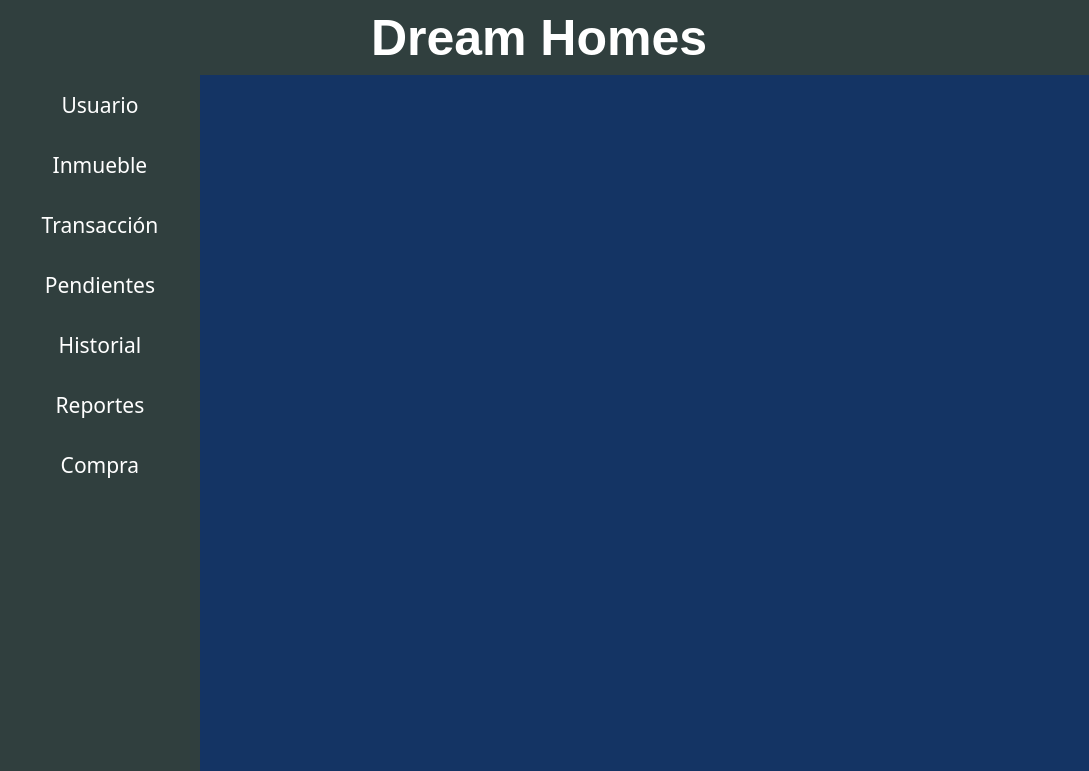
This is view/menu_principal.ui in JhustynC/TF_BaseDeDatos as Qt 5 draws it before an edit. The edited form follows.
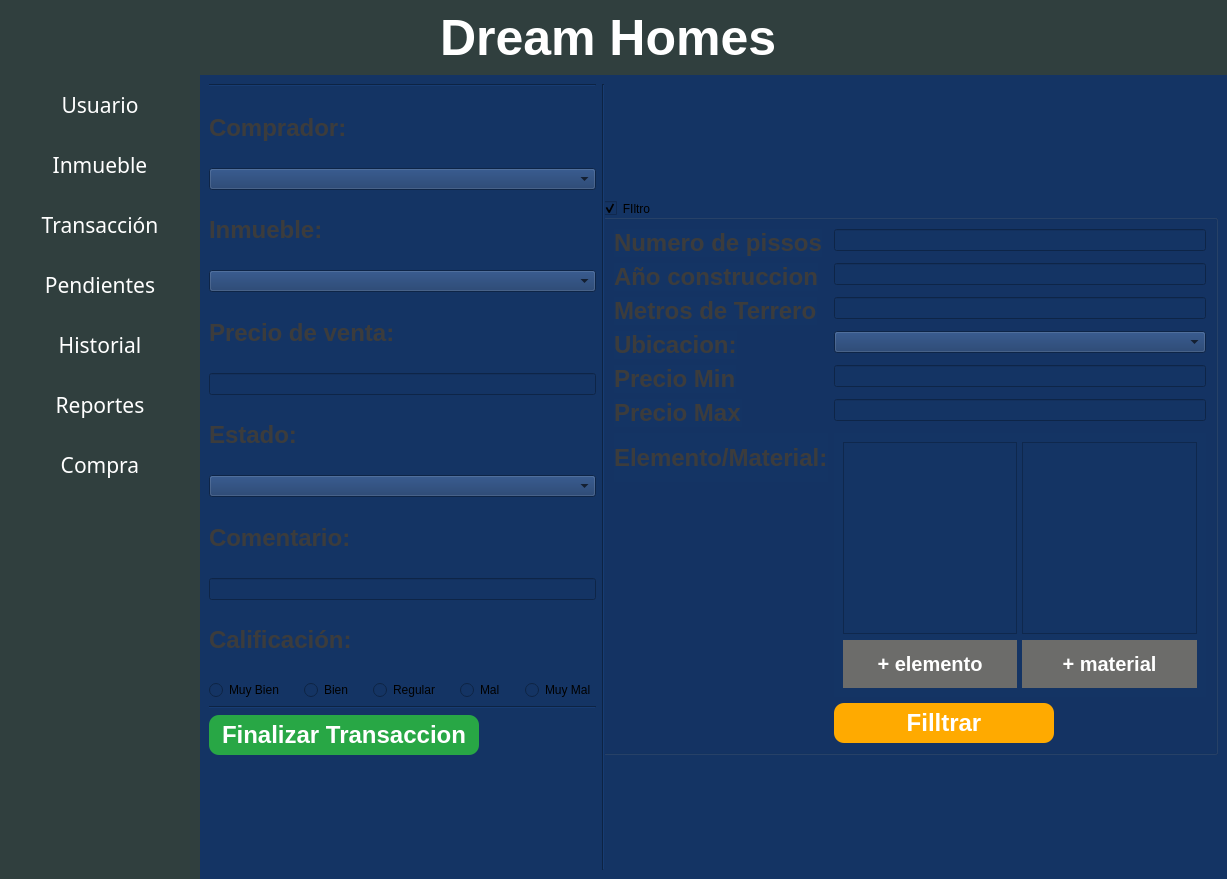
This is the edited form. The open tabs and pages were chosen to show the change. Icons and pictures are not drawn.

```diff
--- a/view/menu_principal.ui
+++ b/view/menu_principal.ui
@@ -9,8 +9,8 @@
    <rect>
     <x>0</x>
     <y>0</y>
-    <width>1089</width>
-    <height>771</height>
+    <width>1227</width>
+    <height>879</height>
    </rect>
   </property>
   <property name="mouseTracking">
@@ -1442,59 +1442,42 @@
 
 </string>
                     </property>
-                    <layout class="QVBoxLayout" name="verticalLayout_15">
-                     <item>
-                      <layout class="QHBoxLayout" name="horizontalLayout_5">
+                    <layout class="QGridLayout" name="gridLayout_10">
+                     <item row="0" column="0">
+                      <widget class="Line" name="line_2">
+                       <property name="orientation">
+                        <enum>Qt::Horizontal</enum>
+                       </property>
+                      </widget>
+                     </item>
+                     <item row="1" column="0">
+                      <widget class="Line" name="line">
+                       <property name="orientation">
+                        <enum>Qt::Horizontal</enum>
+                       </property>
+                      </widget>
+                     </item>
+                     <item row="3" column="0">
+                      <layout class="QHBoxLayout" name="horizontalLayout_11">
                        <item>
-                        <layout class="QFormLayout" name="formLayout_6">
-                         <item row="0" column="0">
-                          <widget class="QLabel" name="label_34">
-                           <property name="text">
-                            <string>Clave Castral:</string>
-                           </property>
-                          </widget>
-                         </item>
-                         <item row="0" column="1">
-                          <widget class="QLineEdit" name="lineEdit_13">
-                           <property name="enabled">
-                            <bool>false</bool>
-                           </property>
-                          </widget>
-                         </item>
-                         <item row="1" column="0">
-                          <widget class="QLabel" name="label">
-                           <property name="text">
-                            <string>Precio de venta:</string>
-                           </property>
-                          </widget>
-                         </item>
-                         <item row="1" column="1">
-                          <widget class="QLineEdit" name="lineEdit_10"/>
-                         </item>
-                         <item row="2" column="0">
-                          <widget class="QLabel" name="label_12">
-                           <property name="text">
-                            <string>Estado:</string>
-                           </property>
-                          </widget>
-                         </item>
-                         <item row="2" column="1">
-                          <widget class="QComboBox" name="comboBox_5"/>
-                         </item>
-                         <item row="3" column="0">
-                          <widget class="QLabel" name="label_30">
-                           <property name="text">
-                            <string>Comentario:</string>
-                           </property>
-                          </widget>
-                         </item>
-                         <item row="3" column="1">
-                          <widget class="QLineEdit" name="lineEdit_12"/>
-                         </item>
-                        </layout>
+                        <widget class="QPushButton" name="pushButton_11">
+                         <property name="font">
+                          <font>
+                           <family>Arial Rounded MT Bold</family>
+                           <pointsize>12</pointsize>
+                          </font>
+                         </property>
+                         <property name="styleSheet">
+                          <string notr="true">background-color: rgb(0, 163, 0);
+color: rgb(255, 255, 255);</string>
+                         </property>
+                         <property name="text">
+                          <string>Listar</string>
+                         </property>
+                        </widget>
                        </item>
                        <item>
-                        <spacer name="horizontalSpacer_4">
+                        <spacer name="horizontalSpacer_7">
                          <property name="orientation">
                           <enum>Qt::Horizontal</enum>
                          </property>
@@ -1508,7 +1491,7 @@
                        </item>
                       </layout>
                      </item>
-                     <item>
+                     <item row="2" column="0">
                       <layout class="QHBoxLayout" name="horizontalLayout_3">
                        <item>
                         <widget class="QTableWidget" name="tableWidget_2"/>
@@ -1617,29 +1600,6 @@
                               </property>
                              </spacer>
                             </item>
-                            <item>
-                             <widget class="QLabel" name="label_33">
-                              <property name="text">
-                               <string>Comentario:</string>
-                              </property>
-                             </widget>
-                            </item>
-                            <item>
-                             <widget class="QLineEdit" name="lineEdit_14"/>
-                            </item>
-                            <item>
-                             <spacer name="verticalSpacer_18">
-                              <property name="orientation">
-                               <enum>Qt::Vertical</enum>
-                              </property>
-                              <property name="sizeHint" stdset="0">
-                               <size>
-                                <width>20</width>
-                                <height>40</height>
-                               </size>
-                              </property>
-                             </spacer>
-                            </item>
                             <item>
                              <layout class="QHBoxLayout" name="horizontalLayout_9">
                               <item>
@@ -1695,40 +1655,6 @@
                        </item>
                       </layout>
                      </item>
-                     <item>
-                      <layout class="QHBoxLayout" name="horizontalLayout_11">
-                       <item>
-                        <widget class="QPushButton" name="pushButton_11">
-                         <property name="font">
-                          <font>
-                           <family>Arial Rounded MT Bold</family>
-                           <pointsize>12</pointsize>
-                          </font>
-                         </property>
-                         <property name="styleSheet">
-                          <string notr="true">background-color: rgb(0, 163, 0);
-color: rgb(255, 255, 255);</string>
-                         </property>
-                         <property name="text">
-                          <string>Finalizar Transaccion</string>
-                         </property>
-                        </widget>
-                       </item>
-                       <item>
-                        <spacer name="horizontalSpacer_7">
-                         <property name="orientation">
-                          <enum>Qt::Horizontal</enum>
-                         </property>
-                         <property name="sizeHint" stdset="0">
-                          <size>
-                           <width>40</width>
-                           <height>20</height>
-                          </size>
-                         </property>
-                        </spacer>
-                       </item>
-                      </layout>
-                     </item>
                     </layout>
                    </widget>
                    <widget class="QWidget" name="pg_HIstorial">
@@ -1927,7 +1853,7 @@
                      <item>
                       <widget class="QTabWidget" name="tabs_reportes">
                        <property name="currentIndex">
-                        <number>2</number>
+                        <number>0</number>
                        </property>
                        <widget class="QWidget" name="tab_desempenio">
                         <property name="styleSheet">
@@ -2271,7 +2197,353 @@
                      </item>
                     </layout>
                    </widget>
-                   <widget class="QWidget" name="pg_Compra"/>
+                   <widget class="QWidget" name="pg_Compra">
+                    <property name="styleSheet">
+                     <string notr="true">
+QLabel
+{
+    color: rgb(60, 60, 60);
+	font: bold 24px;
+}
+
+
+QPushButton{
+font: bold 24px;
+color: rgb(255, 255, 255);
+background-color: rgb(40, 167, 69);
+border-top-left-radius: 10px;
+border-bottom-left-radius: 10px;
+border-bottom-right-radius: 10px;
+border-top-right-radius: 10px;
+}
+
+
+QPushButton:hover{
+background-color: rgb(170, 170, 170);
+border-top-left-radius: 10px;
+border-bottom-left-radius: 10px;
+border-bottom-right-radius: 10px;
+border-top-right-radius: 10px;
+color:rgb(35, 35, 35);
+}</string>
+                    </property>
+                    <layout class="QGridLayout" name="gridLayout_12">
+                     <item row="1" column="2" rowspan="2" colspan="2">
+                      <widget class="QGroupBox" name="groupBox_3">
+                       <property name="title">
+                        <string>FIltro</string>
+                       </property>
+                       <property name="checkable">
+                        <bool>true</bool>
+                       </property>
+                       <layout class="QVBoxLayout" name="verticalLayout_15">
+                        <item>
+                         <layout class="QFormLayout" name="formLayout_4">
+                          <item row="0" column="0">
+                           <widget class="QLabel" name="label_34">
+                            <property name="text">
+                             <string>Numero de pissos</string>
+                            </property>
+                           </widget>
+                          </item>
+                          <item row="0" column="1">
+                           <widget class="QLineEdit" name="lineEdit_24"/>
+                          </item>
+                          <item row="1" column="0">
+                           <widget class="QLabel" name="label_44">
+                            <property name="text">
+                             <string>Año construccion</string>
+                            </property>
+                           </widget>
+                          </item>
+                          <item row="1" column="1">
+                           <widget class="QLineEdit" name="lineEdit_23"/>
+                          </item>
+                          <item row="2" column="0">
+                           <widget class="QLabel" name="label_45">
+                            <property name="text">
+                             <string>Metros de Terrero</string>
+                            </property>
+                           </widget>
+                          </item>
+                          <item row="2" column="1">
+                           <widget class="QLineEdit" name="lineEdit_22"/>
+                          </item>
+                          <item row="3" column="0">
+                           <widget class="QLabel" name="label_46">
+                            <property name="text">
+                             <string>Ubicacion:</string>
+                            </property>
+                           </widget>
+                          </item>
+                          <item row="3" column="1">
+                           <widget class="QComboBox" name="comboBox_8"/>
+                          </item>
+                          <item row="4" column="0">
+                           <widget class="QLabel" name="label_49">
+                            <property name="text">
+                             <string>Precio Min</string>
+                            </property>
+                           </widget>
+                          </item>
+                          <item row="4" column="1">
+                           <widget class="QLineEdit" name="lineEdit_20"/>
+                          </item>
+                          <item row="5" column="0">
+                           <widget class="QLabel" name="label_51">
+                            <property name="text">
+                             <string>Precio Max</string>
+                            </property>
+                           </widget>
+                          </item>
+                          <item row="5" column="1">
+                           <widget class="QLineEdit" name="lineEdit_18"/>
+                          </item>
+                          <item row="6" column="0">
+                           <widget class="QLabel" name="label_52">
+                            <property name="text">
+                             <string>Elemento/Material:</string>
+                            </property>
+                           </widget>
+                          </item>
+                          <item row="6" column="1">
+                           <widget class="QFrame" name="horizontalFrame_3">
+                            <property name="styleSheet">
+                             <string notr="true">QPushButton{
+padding: 12;
+font: bold 20px;
+color: rgb(255, 255, 255);
+background-color: rgb(108, 108, 106);
+border-top-left-radius: 0px;
+border-bottom-left-radius: 0px;
+border-bottom-right-radius:0px;
+border-top-right-radius: 0px;
+}
+
+
+QPushButton:hover{
+background-color: rgb(170, 170, 170);
+border-top-left-radius: 0px;
+border-bottom-left-radius: 0px;
+border-bottom-right-radius: 0px;
+border-top-right-radius: 0px;
+color:rgb(35, 35, 35);
+}
+</string>
+                            </property>
+                            <layout class="QHBoxLayout" name="horizontalLayout_20">
+                             <item>
+                              <layout class="QGridLayout" name="gridLayout_11">
+                               <property name="sizeConstraint">
+                                <enum>QLayout::SetMaximumSize</enum>
+                               </property>
+                               <property name="horizontalSpacing">
+                                <number>5</number>
+                               </property>
+                               <property name="verticalSpacing">
+                                <number>6</number>
+                               </property>
+                               <item row="1" column="1">
+                                <widget class="QPushButton" name="pushButton_16">
+                                 <property name="text">
+                                  <string>+ material</string>
+                                 </property>
+                                </widget>
+                               </item>
+                               <item row="0" column="0">
+                                <widget class="QListWidget" name="listWidget_3"/>
+                               </item>
+                               <item row="0" column="1">
+                                <widget class="QListWidget" name="listWidget_4"/>
+                               </item>
+                               <item row="1" column="0">
+                                <widget class="QPushButton" name="pushButton_17">
+                                 <property name="text">
+                                  <string>+ elemento</string>
+                                 </property>
+                                </widget>
+                               </item>
+                              </layout>
+                             </item>
+                            </layout>
+                           </widget>
+                          </item>
+                          <item row="7" column="1">
+                           <widget class="QPushButton" name="pushButton_19">
+                            <property name="minimumSize">
+                             <size>
+                              <width>90</width>
+                              <height>40</height>
+                             </size>
+                            </property>
+                            <property name="maximumSize">
+                             <size>
+                              <width>220</width>
+                              <height>16777215</height>
+                             </size>
+                            </property>
+                            <property name="styleSheet">
+                             <string notr="true">background-color: rgb(255, 170, 0);</string>
+                            </property>
+                            <property name="text">
+                             <string>Filltrar</string>
+                            </property>
+                           </widget>
+                          </item>
+                         </layout>
+                        </item>
+                       </layout>
+                      </widget>
+                     </item>
+                     <item row="0" column="0" rowspan="2">
+                      <layout class="QVBoxLayout" name="verticalLayout_23">
+                       <item>
+                        <widget class="Line" name="line_9">
+                         <property name="orientation">
+                          <enum>Qt::Horizontal</enum>
+                         </property>
+                        </widget>
+                       </item>
+                       <item>
+                        <widget class="QLabel" name="label_47">
+                         <property name="text">
+                          <string>Comprador:</string>
+                         </property>
+                        </widget>
+                       </item>
+                       <item>
+                        <widget class="QComboBox" name="comboBox_7"/>
+                       </item>
+                       <item>
+                        <widget class="QLabel" name="label_48">
+                         <property name="text">
+                          <string>Inmueble:</string>
+                         </property>
+                        </widget>
+                       </item>
+                       <item>
+                        <widget class="QComboBox" name="comboBox_6"/>
+                       </item>
+                       <item>
+                        <widget class="QLabel" name="label">
+                         <property name="text">
+                          <string>Precio de venta:</string>
+                         </property>
+                        </widget>
+                       </item>
+                       <item>
+                        <widget class="QLineEdit" name="lineEdit_10"/>
+                       </item>
+                       <item>
+                        <widget class="QLabel" name="label_12">
+                         <property name="text">
+                          <string>Estado:</string>
+                         </property>
+                        </widget>
+                       </item>
+                       <item>
+                        <widget class="QComboBox" name="comboBox_5"/>
+                       </item>
+                       <item>
+                        <widget class="QLabel" name="label_30">
+                         <property name="text">
+                          <string>Comentario:</string>
+                         </property>
+                        </widget>
+                       </item>
+                       <item>
+                        <widget class="QLineEdit" name="lineEdit_12"/>
+                       </item>
+                       <item>
+                        <widget class="QLabel" name="label_43">
+                         <property name="text">
+                          <string>Calificación:</string>
+                         </property>
+                        </widget>
+                       </item>
+                       <item>
+                        <layout class="QHBoxLayout" name="horizontalLayout_22">
+                         <property name="spacing">
+                          <number>20</number>
+                         </property>
+                         <item>
+                          <widget class="QRadioButton" name="radioButton_3">
+                           <property name="text">
+                            <string>Muy Bien</string>
+                           </property>
+                          </widget>
+                         </item>
+                         <item>
+                          <widget class="QRadioButton" name="radioButton_2">
+                           <property name="text">
+                            <string>Bien</string>
+                           </property>
+                          </widget>
+                         </item>
+                         <item>
+                          <widget class="QRadioButton" name="radioButton">
+                           <property name="text">
+                            <string>Regular</string>
+                           </property>
+                          </widget>
+                         </item>
+                         <item>
+                          <widget class="QRadioButton" name="radioButton_5">
+                           <property name="text">
+                            <string>Mal</string>
+                           </property>
+                          </widget>
+                         </item>
+                         <item>
+                          <widget class="QRadioButton" name="radioButton_4">
+                           <property name="text">
+                            <string>Muy Mal</string>
+                           </property>
+                          </widget>
+                         </item>
+                        </layout>
+                       </item>
+                      </layout>
+                     </item>
+                     <item row="0" column="1" rowspan="4" colspan="2">
+                      <widget class="Line" name="line_7">
+                       <property name="orientation">
+                        <enum>Qt::Vertical</enum>
+                       </property>
+                      </widget>
+                     </item>
+                     <item row="2" column="0">
+                      <layout class="QVBoxLayout" name="verticalLayout_21">
+                       <item>
+                        <widget class="Line" name="line_8">
+                         <property name="orientation">
+                          <enum>Qt::Horizontal</enum>
+                         </property>
+                        </widget>
+                       </item>
+                       <item>
+                        <widget class="QPushButton" name="pushButton_18">
+                         <property name="minimumSize">
+                          <size>
+                           <width>270</width>
+                           <height>40</height>
+                          </size>
+                         </property>
+                         <property name="maximumSize">
+                          <size>
+                           <width>220</width>
+                           <height>16777215</height>
+                          </size>
+                         </property>
+                         <property name="text">
+                          <string>Finalizar Transaccion</string>
+                         </property>
+                        </widget>
+                       </item>
+                      </layout>
+                     </item>
+                    </layout>
+                   </widget>
                    <widget class="QWidget" name="pg_Usuarios">
                     <layout class="QVBoxLayout" name="verticalLayout_22">
                      <item>
@@ -2335,7 +2607,30 @@
                             </property>
                            </widget>
                           </item>
-                          <item row="8" column="1">
+                          <item row="6" column="0">
+                           <widget class="QLabel" name="label_21">
+                            <property name="text">
+                             <string>Categoria:</string>
+                            </property>
+                            <property name="alignment">
+                             <set>Qt::AlignLeading|Qt::AlignLeft|Qt::AlignVCenter</set>
+                            </property>
+                            <property name="openExternalLinks">
+                             <bool>false</bool>
+                            </property>
+                           </widget>
+                          </item>
+                          <item row="6" column="1">
+                           <widget class="QComboBox" name="comboBox">
+                            <property name="minimumSize">
+                             <size>
+                              <width>0</width>
+                              <height>30</height>
+                             </size>
+                            </property>
+                           </widget>
+                          </item>
+                          <item row="10" column="1">
                            <widget class="QTableWidget" name="tbl_usuarios">
                             <property name="styleSheet">
                              <string notr="true">background-color: rgb(255, 255, 255);</string>
@@ -2365,11 +2660,6 @@
                               <string>Correo</string>
                              </property>
                             </column>
-                            <column>
-                             <property name="text">
-                              <string>Tipo</string>
-                             </property>
-                            </column>
                            </widget>
                           </item>
                           <item row="5" column="1">
@@ -2382,7 +2672,7 @@
                             </property>
                            </widget>
                           </item>
-                          <item row="7" column="1">
+                          <item row="8" column="1">
                            <layout class="QHBoxLayout" name="horizontalLayout_21">
                             <item>
                              <widget class="QPushButton" name="pushButton">
@@ -2529,26 +2819,17 @@
                             </property>
                            </widget>
                           </item>
-                          <item row="6" column="1">
-                           <widget class="QComboBox" name="comboBox">
-                            <property name="minimumSize">
-                             <size>
-                              <width>0</width>
-                              <height>30</height>
-                             </size>
+                          <item row="7" column="1">
+                           <widget class="Line" name="line_5">
+                            <property name="orientation">
+                             <enum>Qt::Horizontal</enum>
                             </property>
                            </widget>
                           </item>
-                          <item row="6" column="0">
-                           <widget class="QLabel" name="label_21">
-                            <property name="text">
-                             <string>Categoria:</string>
-                            </property>
-                            <property name="alignment">
-                             <set>Qt::AlignLeading|Qt::AlignLeft|Qt::AlignVCenter</set>
-                            </property>
-                            <property name="openExternalLinks">
-                             <bool>false</bool>
+                          <item row="9" column="1">
+                           <widget class="Line" name="line_6">
+                            <property name="orientation">
+                             <enum>Qt::Horizontal</enum>
                             </property>
                            </widget>
                           </item>
@@ -2597,7 +2878,7 @@
 </string>
                        </property>
                        <layout class="QGridLayout" name="gridLayout_2">
-                        <item row="12" column="2">
+                        <item row="11" column="2">
                          <widget class="QFrame" name="horizontalFrame">
                           <property name="styleSheet">
                            <string notr="true">QPushButton{
@@ -2659,48 +2940,27 @@
                           </layout>
                          </widget>
                         </item>
-                        <item row="8" column="2">
-                         <widget class="QLineEdit" name="lineEdit_4">
-                          <property name="minimumSize">
-                           <size>
-                            <width>0</width>
-                            <height>30</height>
-                           </size>
-                          </property>
-                         </widget>
-                        </item>
-                        <item row="10" column="1">
-                         <widget class="QLabel" name="label_26">
-                          <property name="text">
-                           <string>Parroquia:</string>
-                          </property>
-                         </widget>
+                        <item row="9" column="2">
+                         <widget class="QComboBox" name="comboBox_10"/>
                         </item>
                         <item row="8" column="1">
                          <widget class="QLabel" name="label_24">
                           <property name="text">
-                           <string>Provincia:</string>
+                           <string>Ciudad:</string>
                           </property>
                          </widget>
                         </item>
-                        <item row="10" column="2">
-                         <widget class="QLineEdit" name="lineEdit_6">
-                          <property name="minimumSize">
-                           <size>
-                            <width>0</width>
-                            <height>30</height>
-                           </size>
-                          </property>
-                         </widget>
+                        <item row="8" column="2">
+                         <widget class="QComboBox" name="comboBox_9"/>
                         </item>
                         <item row="9" column="1">
                          <widget class="QLabel" name="label_25">
                           <property name="text">
-                           <string>Ciudad:</string>
+                           <string>Parroquia:</string>
                           </property>
                          </widget>
                         </item>
-                        <item row="11" column="1">
+                        <item row="10" column="1">
                          <widget class="QLabel" name="label_27">
                           <property name="text">
                            <string>Año Construccion:</string>
@@ -2764,16 +3024,6 @@
                           </property>
                          </widget>
                         </item>
-                        <item row="9" column="2">
-                         <widget class="QLineEdit" name="lineEdit_5">
-                          <property name="minimumSize">
-                           <size>
-                            <width>0</width>
-                            <height>30</height>
-                           </size>
-                          </property>
-                         </widget>
-                        </item>
                         <item row="1" column="2">
                          <widget class="QLineEdit" name="txt_nombre_lab_laboratorios">
                           <property name="font">
@@ -2811,7 +3061,7 @@
                           </property>
                          </widget>
                         </item>
-                        <item row="11" column="2">
+                        <item row="10" column="2">
                          <widget class="QLineEdit" name="lineEdit_7">
                           <property name="minimumSize">
                            <size>
@@ -2821,14 +3071,14 @@
                           </property>
                          </widget>
                         </item>
-                        <item row="12" column="1">
+                        <item row="11" column="1">
                          <widget class="QLabel" name="label_28">
                           <property name="text">
                            <string>Elementos:</string>
                           </property>
                          </widget>
                         </item>
-                        <item row="14" column="2">
+                        <item row="13" column="2">
                          <layout class="QHBoxLayout" name="horizontalLayout_19">
                           <item>
                            <widget class="QPushButton" name="pushButton_2">
@@ -2896,6 +3146,13 @@
                        </layout>
                       </widget>
                      </item>
+                     <item>
+                      <widget class="Line" name="line_4">
+                       <property name="orientation">
+                        <enum>Qt::Vertical</enum>
+                       </property>
+                      </widget>
+                     </item>
                      <item>
                       <widget class="QTableWidget" name="tableWidget"/>
                      </item>
@@ -2936,7 +3193,25 @@
 </string>
                     </property>
                     <layout class="QGridLayout" name="gridLayout">
-                     <item row="4" column="1">
+                     <item row="1" column="1">
+                      <widget class="QLabel" name="label_29">
+                       <property name="font">
+                        <font>
+                         <pointsize>-1</pointsize>
+                         <weight>75</weight>
+                         <italic>false</italic>
+                         <bold>true</bold>
+                        </font>
+                       </property>
+                       <property name="text">
+                        <string>Creacion de Transacción</string>
+                       </property>
+                       <property name="alignment">
+                        <set>Qt::AlignCenter</set>
+                       </property>
+                      </widget>
+                     </item>
+                     <item row="5" column="1">
                       <spacer name="verticalSpacer_13">
                        <property name="orientation">
                         <enum>Qt::Vertical</enum>
@@ -3169,7 +3444,7 @@
                        </item>
                       </layout>
                      </item>
-                     <item row="3" column="1">
+                     <item row="4" column="1">
                       <layout class="QHBoxLayout" name="horizontalLayout_8">
                        <item>
                         <widget class="QPushButton" name="pushButton_7">
@@ -3232,21 +3507,10 @@
                        </property>
                       </spacer>
                      </item>
-                     <item row="1" column="1">
-                      <widget class="QLabel" name="label_29">
-                       <property name="font">
-                        <font>
-                         <pointsize>-1</pointsize>
-                         <weight>75</weight>
-                         <italic>false</italic>
-                         <bold>true</bold>
-                        </font>
-                       </property>
-                       <property name="text">
-                        <string>Creacion de Transacción</string>
-                       </property>
-                       <property name="alignment">
-                        <set>Qt::AlignCenter</set>
+                     <item row="3" column="1">
+                      <widget class="Line" name="line_3">
+                       <property name="orientation">
+                        <enum>Qt::Horizontal</enum>
                        </property>
                       </widget>
                      </item>
```
